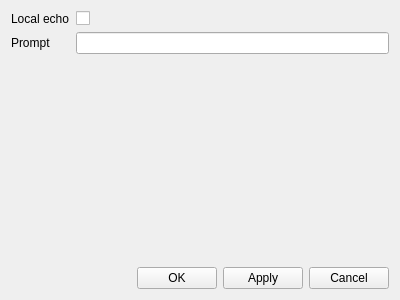
Above: QKonsole/settingsdialog.ui from pr4u4t/automatron3000 before the change. Below: the same form after it.
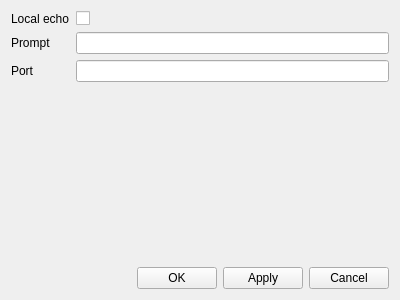
That is the form after the change.

Patch:
```diff
--- a/QKonsole/settingsdialog.ui
+++ b/QKonsole/settingsdialog.ui
@@ -40,6 +40,16 @@
      <item row="1" column="1">
       <widget class="QLineEdit" name="prompt"/>
      </item>
+     <item row="2" column="0">
+      <widget class="QLabel" name="label_3">
+       <property name="text">
+        <string>Port</string>
+       </property>
+      </widget>
+     </item>
+     <item row="2" column="1">
+      <widget class="QLineEdit" name="port"/>
+     </item>
     </layout>
    </item>
    <item>
```
Left out of the diff: 4 changed lines with no effect on the pictures.
